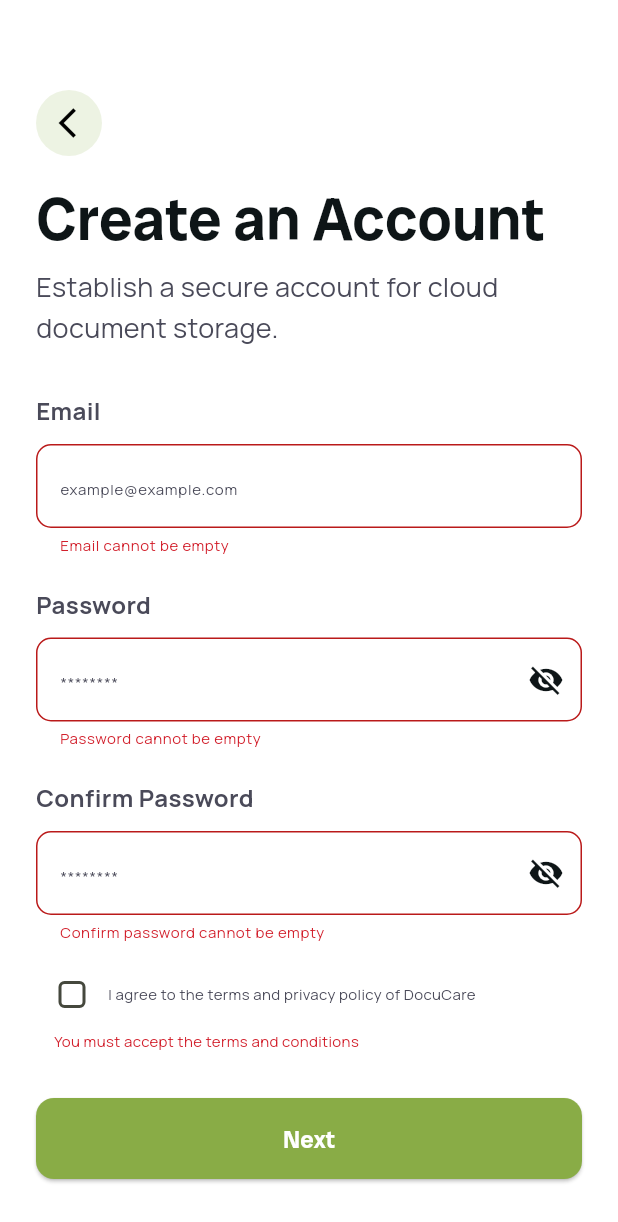
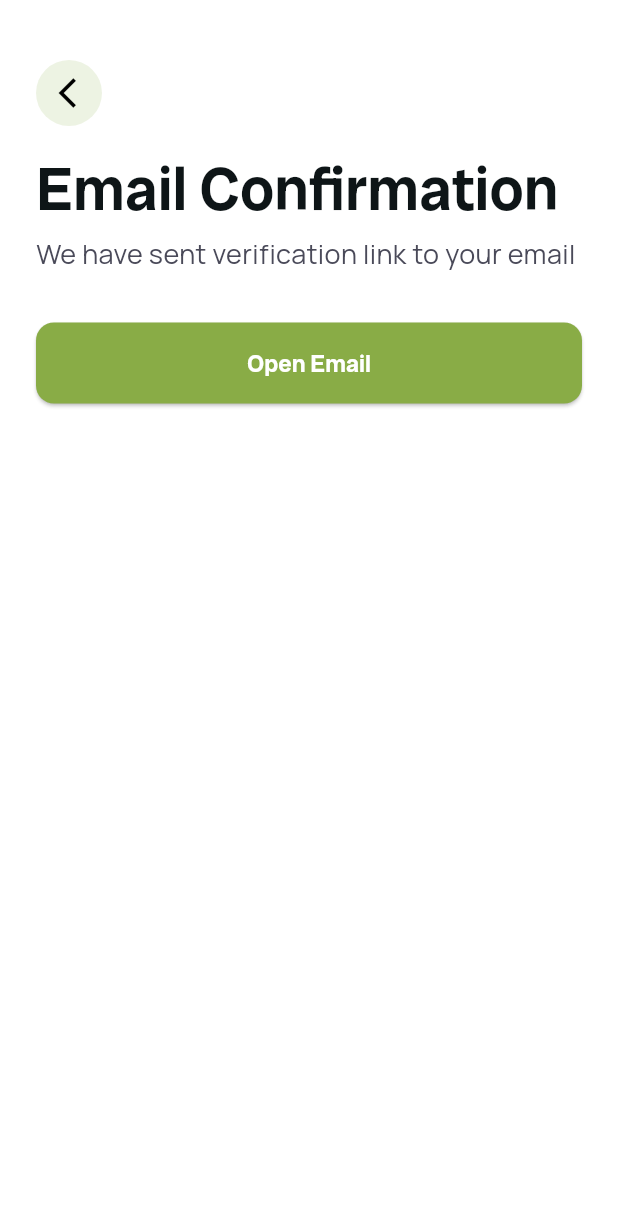
Before and after one commit to sabbir-swissmarket/docucare, a Flutter app: the RegistrationScreen screen opened by its route, after a tap on "Next", on a phone screen of 412 x 824 dp. Shown: the top 1222 px of the screen. Run offline on Flutter 3.47's test engine with Material 3 defaults, Android fonts, the phone set to English and light mode, and no system bars; our stand-ins replace flutter_riverpod, fluttertoast, get_it.

Commit message:
added email confirmation screen

```diff
--- a/lib/routes/route_names.dart
+++ b/lib/routes/route_names.dart
@@ -10,5 +10,6 @@ class RoutesNames {
   static String splashScreen = '/splash_screen';
   static String welcomeScreen = '/welcome_screen';
   static String registrationScreen = '/registration_screen';
+  static String emailConfirmationScreen = '/email_confirmation_screen';
   static String home = '/home';
 }
--- a/lib/routes/routes.dart
+++ b/lib/routes/routes.dart
@@ -1,4 +1,5 @@
 import 'package:docucare/routes/route_names.dart';
+import 'package:docucare/screens/email_confirmation_screen/view/email_confirmation_screen.dart';
 import 'package:docucare/screens/registration_screen/view/registration_screen.dart';
 import 'package:docucare/screens/welcome_screen/view/welcome_screen.dart';
 import 'package:docucare/utils/core.dart';
@@ -6,4 +7,6 @@ import 'package:docucare/utils/core.dart';
 final Map<String, WidgetBuilder> routes = {
   RoutesNames.welcomeScreen: (context) => const WelcomeScreen(),
   RoutesNames.registrationScreen: (context) => const RegistrationScreen(),
+  RoutesNames.emailConfirmationScreen: (context) =>
+      const EmailConfirmationScreen(),
 };
--- /dev/null
+++ b/lib/screens/email_confirmation_screen/view/email_confirmation_screen.dart
@@ -0,0 +1,49 @@
+import 'package:docucare/custom_widgets/custom_back_button.dart';
+import 'package:docucare/custom_widgets/custom_button.dart';
+import 'package:docucare/styles/app_colors.dart';
+import 'package:docucare/styles/app_styles.dart';
+import 'package:docucare/utils/core.dart';
+import 'package:docucare/utils/screen_config.dart';
+
+class EmailConfirmationScreen extends ConsumerWidget {
+  const EmailConfirmationScreen({super.key});
+
+  @override
+  Widget build(BuildContext context, WidgetRef ref) {
+    final width = locator.get<SizeConfig>().getFullWidth();
+    return Scaffold(
+      backgroundColor: AppColors.whiteColor,
+      body: SafeArea(
+        child: Padding(
+          padding: const EdgeInsets.fromLTRB(24, 40, 24, 0),
+          child: Column(
+            crossAxisAlignment: CrossAxisAlignment.start,
+            children: [
+              CustomBackButton(
+                onPressed: () {
+                  Navigator.pop(context);
+                },
+              ),
+              const SizedBox(height: 20),
+              Text(
+                "Email Confirmation",
+                style: Theme.of(context).textTheme.headlineLarge,
+              ),
+              const SizedBox(height: 8),
+              const Text(
+                "We have sent verification link to your email",
+                style: AppStyles.bodyExtraLarge,
+              ),
+              const SizedBox(height: 32),
+              CustomButton(
+                onPressed: () {},
+                text: "Open Email",
+                width: width,
+              ),
+            ],
+          ),
+        ),
+      ),
+    );
+  }
+}
--- a/lib/screens/registration_screen/provider/registration_provider.dart
+++ b/lib/screens/registration_screen/provider/registration_provider.dart
@@ -68,7 +68,7 @@ class RegistrationStateNotifier extends StateNotifier<RegistrationState> {
   }
 
   /// Invalidate provider
-  invalidateProviders(WidgetRef ref) {
+  void invalidateProviders(WidgetRef ref) {
     ref.invalidate(emailProvider);
     ref.invalidate(passwordProvider);
     ref.invalidate(confirmPasswordProvider);
--- a/lib/screens/registration_screen/view/registration_screen.dart
+++ b/lib/screens/registration_screen/view/registration_screen.dart
@@ -2,6 +2,7 @@ import 'package:docucare/custom_widgets/custom_back_button.dart';
 import 'package:docucare/custom_widgets/custom_button.dart';
 import 'package:docucare/custom_widgets/custom_textfield.dart';
 import 'package:docucare/custom_widgets/loader.dart';
+import 'package:docucare/routes/route_names.dart';
 import 'package:docucare/screens/registration_screen/provider/registration_provider.dart';
 import 'package:docucare/styles/app_colors.dart';
 import 'package:docucare/styles/app_styles.dart';
@@ -25,16 +26,17 @@ class RegistrationScreen extends ConsumerWidget {
       },
       child: Scaffold(
         backgroundColor: AppColors.whiteColor,
-        body: Consumer(
+        body: SafeArea(
+          child: Consumer(
             builder: (context, ref, child) {
               RegistrationState state = ref.watch(registrationNotifierProvider);
               if (state is InitRegistrationState) {
                 return Padding(
-                padding: const EdgeInsets.symmetric(horizontal: 24.0),
+                  padding: const EdgeInsets.fromLTRB(24, 40, 24, 0),
+                  child: SingleChildScrollView(
                     child: Column(
                       crossAxisAlignment: CrossAxisAlignment.start,
                       children: [
-                    const SizedBox(height: 60),
                         CustomBackButton(
                           onPressed: () {
                             ref
@@ -67,12 +69,15 @@ class RegistrationScreen extends ConsumerWidget {
                           text: "Next",
                           width: width,
                           onPressed: () {
-                        ref
-                            .read(registrationNotifierProvider.notifier)
-                            .validateForm(ref);
+                            // ref
+                            //     .read(registrationNotifierProvider.notifier)
+                            //     .validateForm(ref);
+                            Navigator.pushNamed(
+                                context, RoutesNames.emailConfirmationScreen);
                           },
                         ),
                       ],
+                    ),
                   ),
                 );
               } else if (state is LoadingRegistrationState) {
@@ -84,6 +89,7 @@ class RegistrationScreen extends ConsumerWidget {
               }
               return const SizedBox.shrink();
             },
+          ),
         ),
       ),
     );
--- a/lib/screens/welcome_screen/view/welcome_screen.dart
+++ b/lib/screens/welcome_screen/view/welcome_screen.dart
@@ -13,10 +13,11 @@ class WelcomeScreen extends ConsumerWidget {
     final width = locator.get<SizeConfig>().getFullWidth();
     return Scaffold(
       backgroundColor: AppColors.whiteColor,
-      body: Padding(
-        padding: const EdgeInsets.symmetric(horizontal: 24.0),
+      body: SafeArea(
+        child: Padding(
+          padding: const EdgeInsets.fromLTRB(24, 40, 24, 0),
+          child: SingleChildScrollView(
             child: Column(
-          mainAxisAlignment: MainAxisAlignment.center,
               crossAxisAlignment: CrossAxisAlignment.center,
               children: [
                 Text(
@@ -37,7 +38,8 @@ class WelcomeScreen extends ConsumerWidget {
                 const SizedBox(height: 32),
                 CustomButton(
                   onPressed: () {
-                Navigator.pushNamed(context, RoutesNames.registrationScreen);
+                    Navigator.pushNamed(
+                        context, RoutesNames.registrationScreen);
                   },
                   text: "Register",
                   width: width,
@@ -51,6 +53,8 @@ class WelcomeScreen extends ConsumerWidget {
               ],
             ),
           ),
+        ),
+      ),
     );
   }
 }
```
Also changed, not shown: 1 other file. Lines whose indentation alone changed are shown as unchanged.
